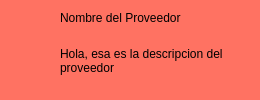
Old version of the form tiendawidget.ui in the repository barreto-exe/Delivender.
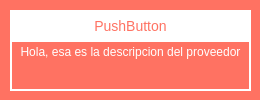
New version of the form.

Diff of the .ui file:
```diff
--- a/tiendawidget.ui
+++ b/tiendawidget.ui
@@ -14,40 +14,68 @@
    <string>Form</string>
   </property>
   <property name="styleSheet">
-   <string notr="true">background: rgb(255, 114, 98)</string>
+   <string notr="true">background-color: rgb(255, 114, 98);
+
+</string>
   </property>
-  <widget class="QLabel" name="nombre">
-   <property name="geometry">
-    <rect>
-     <x>60</x>
-     <y>10</y>
-     <width>181</width>
-     <height>16</height>
-    </rect>
-   </property>
-   <property name="text">
-    <string>Nombre del Proveedor</string>
-   </property>
-  </widget>
   <widget class="QLabel" name="descripcion">
    <property name="geometry">
     <rect>
-     <x>60</x>
+     <x>10</x>
      <y>40</y>
-     <width>181</width>
-     <height>41</height>
+     <width>241</width>
+     <height>51</height>
     </rect>
    </property>
+   <property name="styleSheet">
+    <string notr="true">font: 10pt &quot;Nimbus Sans&quot;;
+color: rgb(255, 255, 255);
+border: 2px solid white;</string>
+   </property>
+   <property name="frameShape">
+    <enum>QFrame::NoFrame</enum>
+   </property>
+   <property name="frameShadow">
+    <enum>QFrame::Plain</enum>
+   </property>
    <property name="lineWidth">
-    <number>1</number>
+    <number>2</number>
+   </property>
+   <property name="midLineWidth">
+    <number>0</number>
    </property>
    <property name="text">
     <string>Hola, esa es la descripcion del proveedor</string>
    </property>
+   <property name="alignment">
+    <set>Qt::AlignHCenter|Qt::AlignTop</set>
+   </property>
    <property name="wordWrap">
     <bool>true</bool>
    </property>
   </widget>
+  <widget class="QPushButton" name="btnNombre">
+   <property name="geometry">
+    <rect>
+     <x>10</x>
+     <y>10</y>
+     <width>241</width>
+     <height>31</height>
+    </rect>
+   </property>
+   <property name="styleSheet">
+    <string notr="true">border: none;
+background-color: white;
+color: rgb(255, 114, 98);
+text-align: center;
+text-decoration: none;
+font-size:14px;
+font: 75 13pt &quot;Quicksand Medium&quot;;</string>
+   </property>
+   <property name="text">
+    <string>PushButton</string>
+   </property>
+  </widget>
  </widget>
  <resources/>
  <connections/>
```
